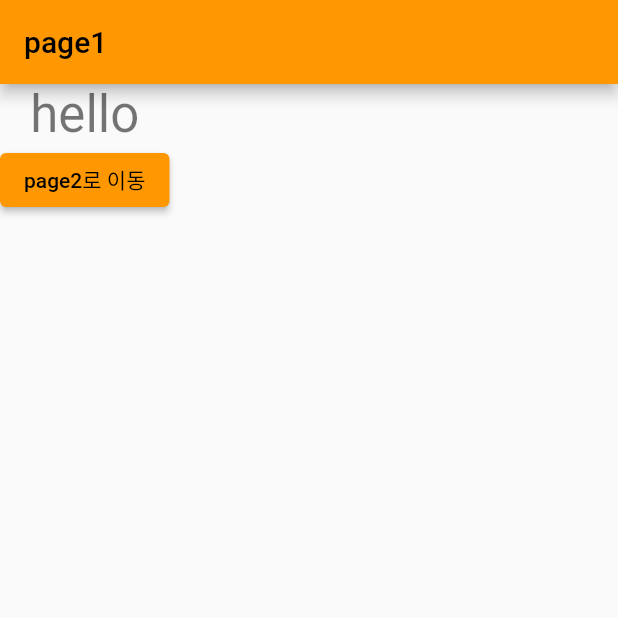
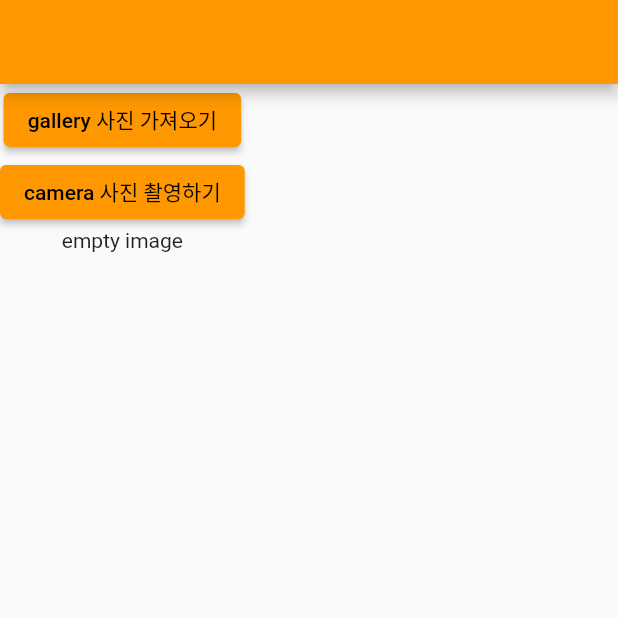
Before and after one commit to jjs1545/flutter_application_study, a Flutter app: the screen it shows after launch, on a phone screen of 412 x 824 dp, the top half of it. Run offline on Flutter 3.47's test engine with Material 2 defaults, Android fonts, the phone set to English and light mode, and no system bars; our stand-ins replace image_picker.

Commit message:
image_picker widget

```diff
--- a/lib/main.dart
+++ b/lib/main.dart
@@ -1,5 +1,5 @@
 import 'package:flutter/material.dart';
-import 'pages/page1.dart';
+import 'package:flutter_application_study/pages/image_page.dart';
 
 void main() {
   runApp(const MyApp());
@@ -16,7 +16,7 @@
         primarySwatch: Colors.orange,
       ),
       // home: const JusinHomePage(),
-      home: const Page1(),
+      home: const ImagePage(),
     );
   }
 }
--- /dev/null
+++ b/lib/pages/image_page.dart
@@ -0,0 +1,57 @@
+import 'dart:io';
+
+import 'package:flutter/material.dart';
+import 'package:image_picker/image_picker.dart';
+
+class ImagePage extends StatefulWidget {
+  const ImagePage({super.key});
+
+  @override
+  State<ImagePage> createState() => _ImagePageState();
+}
+
+class _ImagePageState extends State<ImagePage> {
+  File? _image;
+
+  @override
+  Widget build(BuildContext context) {
+    return Scaffold(
+      appBar: AppBar(),
+      body: Column(
+        children: [
+          ElevatedButton(
+            onPressed: () async {
+              final ImagePicker picker = ImagePicker();
+              // Pick an image
+              final XFile? image =
+                  await picker.pickImage(source: ImageSource.gallery);
+
+              if (image != null) {
+                setState(() {
+                  _image = File(image.path);
+                });
+              }
+            },
+            child: const Text('gallery 사진 가져오기'),
+          ),
+          ElevatedButton(
+            onPressed: () async {
+              final ImagePicker picker = ImagePicker();
+              // Pick an image
+              final XFile? image =
+                  await picker.pickImage(source: ImageSource.camera);
+
+              if (image != null) {
+                setState(() {
+                  _image = File(image.path);
+                });
+              }
+            },
+            child: const Text('camera 사진 촬영하기'),
+          ),
+          _image == null ? const Text('empty image') : Image.file(_image!),
+        ],
+      ),
+    );
+  }
+}
--- a/pubspec.yaml
+++ b/pubspec.yaml
@@ -36,6 +36,9 @@
   # The following adds the Cupertino Icons font to your application.
   # Use with the CupertinoIcons class for iOS style icons.
   cupertino_icons: ^1.0.2
+
+  # image_picker -> gallery, camera
+  image_picker: ^0.8.6+1
 
 dev_dependencies:
   flutter_test:
```
Also changed, not shown: pubspec.lock.
